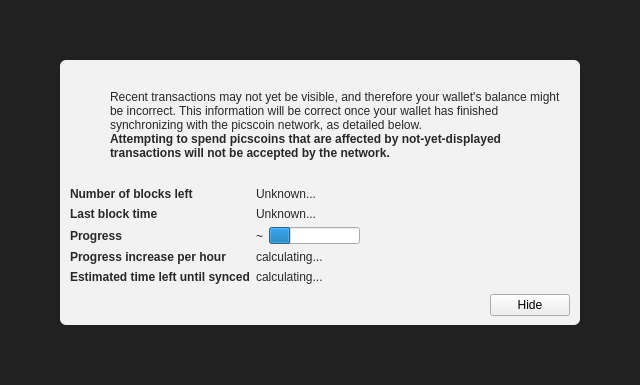
The window that src/qt/forms/modaloverlay.ui (minblock/picscoin) describes before a commit, drawn with Qt 5.
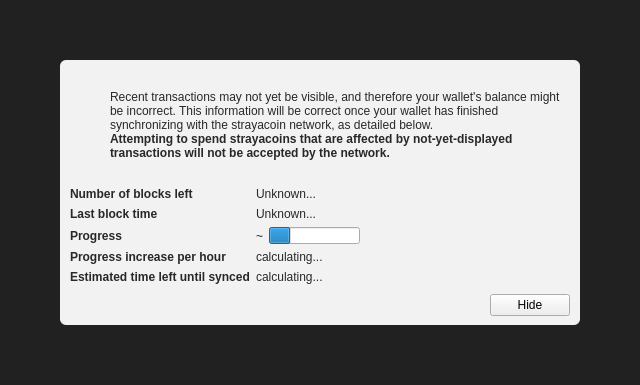
The same window after the commit. Icons and pictures are not drawn. Custom widgets are drawn as their Qt base class.

```diff
--- a/src/qt/forms/modaloverlay.ui
+++ b/src/qt/forms/modaloverlay.ui
@@ -130,7 +130,7 @@
              <item>
               <widget class="QLabel" name="infoText">
                <property name="text">
-                <string>Recent transactions may not yet be visible, and therefore your wallet's balance might be incorrect. This information will be correct once your wallet has finished synchronizing with the picscoin network, as detailed below.</string>
+                <string>Recent transactions may not yet be visible, and therefore your wallet's balance might be incorrect. This information will be correct once your wallet has finished synchronizing with the strayacoin network, as detailed below.</string>
                </property>
                <property name="textFormat">
                 <enum>Qt::RichText</enum>
@@ -149,7 +149,7 @@
                 </font>
                </property>
                <property name="text">
-                <string>Attempting to spend picscoins that are affected by not-yet-displayed transactions will not be accepted by the network.</string>
+                <string>Attempting to spend strayacoins that are affected by not-yet-displayed transactions will not be accepted by the network.</string>
                </property>
                <property name="textFormat">
                 <enum>Qt::RichText</enum>
```
Left out of the diff: 2 changed lines with no effect on the pictures.
